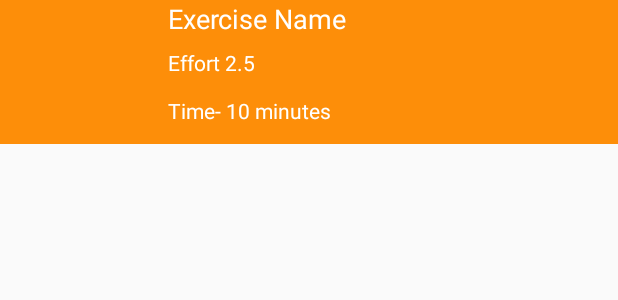
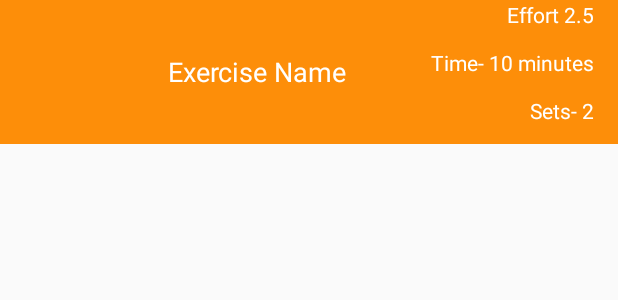
Before and after one commit to babarehner/Android-XMinder, an Android app: the layout list_item_strength.xml on its own in the app's theme, with its tools: preview values and no code run, on a phone screen of 412 x 824 dp. Shown: the top 300 px of the screen. Run offline under Robolectric (Android 15) with nearby library versions, the phone set to English and light mode, and no system bars.

Commit message:
Show Sets in List View

```diff
--- a/app/src/main/java/com/babarehner/android/xminder/StrengthActivity.java
+++ b/app/src/main/java/com/babarehner/android/xminder/StrengthActivity.java
@@ -79,7 +79,8 @@ public class StrengthActivity extends AppCompatActivity implements
         String[] projection = {ExerciseContract.ExerciseEntry._IDS,
                             ExerciseContract.ExerciseEntry.C_EX_NAME,
                             ExerciseContract.ExerciseEntry.C_WEIGHT,
-                            ExerciseContract.ExerciseEntry.C_REPS};
+                            ExerciseContract.ExerciseEntry.C_REPS,
+                            ExerciseContract.ExerciseEntry.C_SETS};
 
         // The loader will executer the ContentProvider's query method on a background thread
         return new CursorLoader(this, ExerciseContract.ExerciseEntry.STRENGTH_URI, projection,
--- a/app/src/main/java/com/babarehner/android/xminder/StrengthCursorAdapter.java
+++ b/app/src/main/java/com/babarehner/android/xminder/StrengthCursorAdapter.java
@@ -44,20 +44,22 @@ public class StrengthCursorAdapter extends CursorAdapter {
         TextView exNameTextView = (TextView) v.findViewById(R.id.exercise_name);
         TextView effortTextView = (TextView) v.findViewById(R.id.effort_text_view);
         TextView durationTextView = (TextView) v.findViewById(R.id.duration_text_view);
+        TextView setsTextView = (TextView) v.findViewById(R.id.set_num_text_view);
 
         int exNameColIndex = c.getColumnIndex(ExerciseContract.ExerciseEntry.C_EX_NAME);
         int exWeightColIndex = c.getColumnIndex(ExerciseContract.ExerciseEntry.C_WEIGHT);
         int exRepsColIndex = c.getColumnIndex(ExerciseContract.ExerciseEntry.C_REPS);
+        int exSetsColIndex = c.getColumnIndex(ExerciseContract.ExerciseEntry.C_SETS);
 
         String exName = c.getString(exNameColIndex);
         String exWeight = c.getString(exWeightColIndex);
         String exReps = c.getString(exRepsColIndex);
+        String exSets = c.getString(exSetsColIndex);
 
         exNameTextView.setText(exName);
         effortTextView.setText(exWeight);
         durationTextView.setText(exReps);
-
-
+        setsTextView.setText((exSets));
 
     }
 }
--- a/app/src/main/res/layout/list_item_strength.xml
+++ b/app/src/main/res/layout/list_item_strength.xml
@@ -14,45 +14,71 @@
 
     <LinearLayout
         android:id="@+id/text_container"
-        android:layout_width="match_parent"
+        android:layout_width="wrap_content"
         android:layout_height="@dimen/list_item_height"
+        android:layout_weight="1"
         android:layout_alignParentBottom="true"
         android:layout_alignParentRight="true"
         android:layout_alignParentTop="true"
         android:layout_toRightOf="@id/image"
         android:paddingLeft="16dp"
-        android:orientation="vertical">
+        android:orientation="horizontal">
 
         <TextView
             android:id="@+id/exercise_name"
-            android:layout_width="match_parent"
-            android:layout_height="0dp"
+            android:layout_width="wrap_content"
+            android:layout_height="match_parent"
             android:layout_weight="1"
-            android:layout_gravity="center_vertical"
+            android:gravity="center_vertical"
+            android:textAlignment="gravity"
             android:textAppearance="?android:textAppearanceMedium"
             android:textColor="@android:color/white"
             tools:text="Exercise Name" />
+
+        <LinearLayout
+            android:layout_width="wrap_content"
+            android:layout_height="match_parent"
+            android:layout_weight="1"
+            android:orientation="vertical">
 
 
             <TextView
                 android:id="@+id/effort_text_view"
                 android:layout_width="match_parent"
-            android:layout_height="0dp"
+                android:layout_height="wrap_content"
+                android:gravity="right"
+                android:textAlignment="gravity"
                 android:layout_weight="1"
-            android:layout_gravity="bottom"
                 android:textAppearance="?android:textAppearance"
                 android:textColor="@android:color/white"
-            tools:text= "Effort 2.5"/>
+                tools:text="Effort 2.5"
+                android:paddingRight="@dimen/activity_margin"/>
 
             <TextView
                 android:id="@+id/duration_text_view"
                 android:layout_width="match_parent"
-            android:layout_height="0dp"
+                android:layout_height="wrap_content"
+                android:gravity="right"
+                android:textAlignment="gravity"
                 android:layout_weight="1"
-            android:layout_gravity="top"
                 android:textAppearance="?android:textAppearance"
                 android:textColor="@android:color/white"
-            tools:text= "Time- 10 minutes"/>
+                tools:text="Time- 10 minutes"
+                android:paddingRight="@dimen/activity_margin"/>
+
+            <TextView
+                android:id="@+id/set_num_text_view"
+                android:layout_width="match_parent"
+                android:layout_height="wrap_content"
+                android:gravity="right"
+                android:layout_weight="1"
+                android:textAlignment="gravity"
+                android:textAppearance="?android:textAppearance"
+                android:textColor="@android:color/white"
+                tools:text="Sets- 2"
+                android:paddingRight="@dimen/activity_margin"/>
+
+        </LinearLayout>
 
     </LinearLayout>
 
```
Lines whose indentation alone changed are shown as unchanged.
